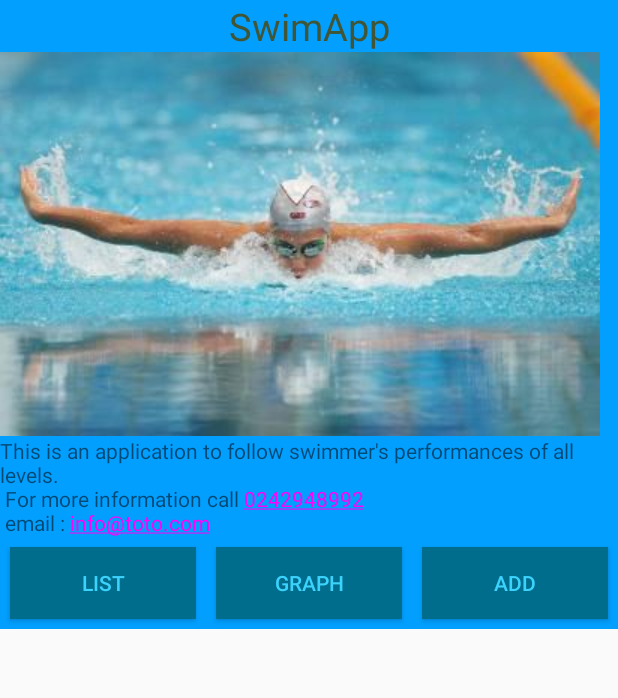
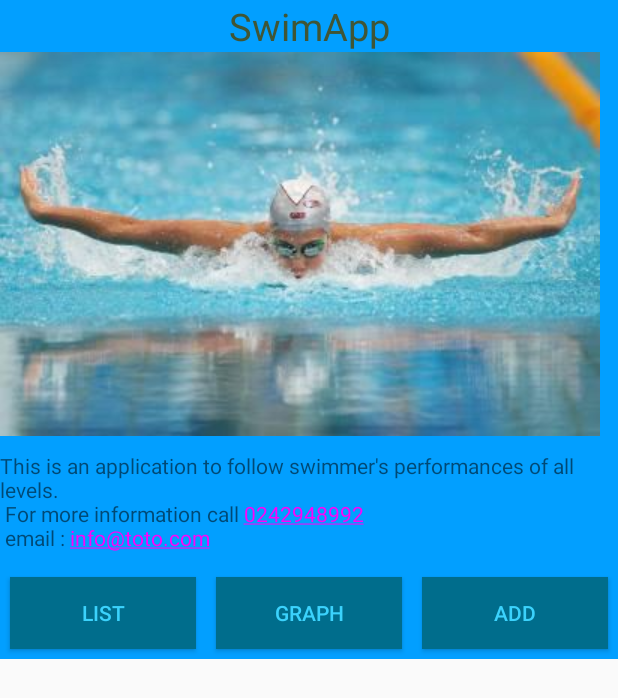
Before and after one commit to BastienLoubet/AndroidProject, an Android app: the screen it shows after launch (HomeActivity), on a phone screen of 412 x 824 dp. Shown: the top 698 px of the screen. Run offline under Robolectric (Android 15) with nearby library versions, the phone set to English and light mode, and no system bars.

Commit message:
OW - Test

```diff
--- a/app/src/main/res/layout/home_layout.xml
+++ b/app/src/main/res/layout/home_layout.xml
@@ -33,7 +33,10 @@
             android:layout_height="wrap_content"
             android:layout_weight="1"
             android:autoLink="email|phone"
-            android:text="@string/home_info" />
+            android:text="@string/home_info"
+            android:paddingTop="10dp"
+            android:paddingBottom="10dp"
+            />
 
         <HorizontalScrollView
             android:layout_width="wrap_content"
```
